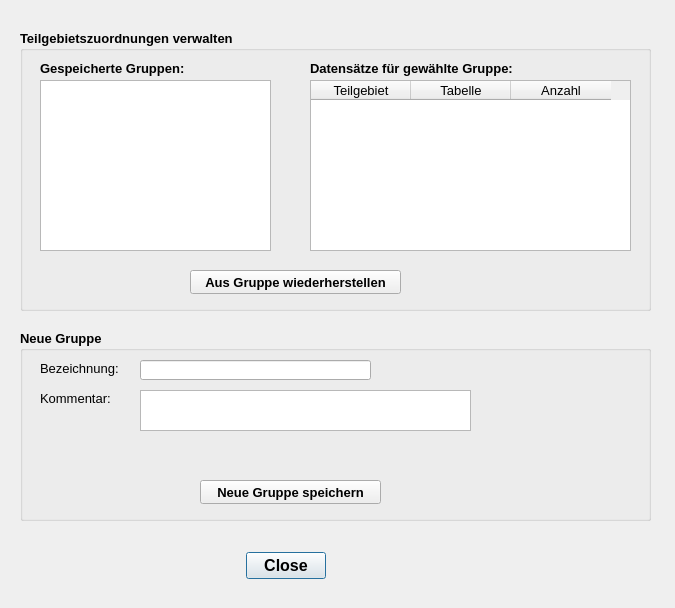
The window that qkan/linkflaechen/res/application_managegroups.ui (hoettges/QKan) describes before a commit, drawn with Qt 5.
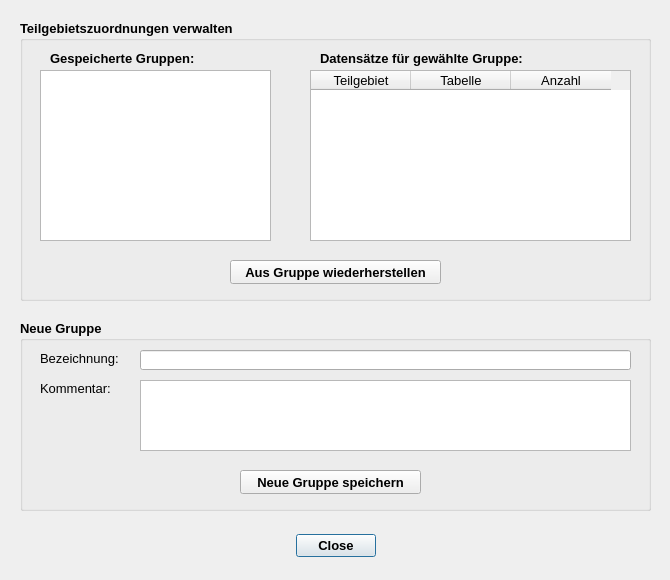
The same window after the commit.

What changed in the file:
```diff
--- a/qkan/linkflaechen/res/application_managegroups.ui
+++ b/qkan/linkflaechen/res/application_managegroups.ui
@@ -6,10 +6,16 @@
    <rect>
     <x>0</x>
     <y>0</y>
-    <width>675</width>
-    <height>608</height>
+    <width>670</width>
+    <height>580</height>
    </rect>
   </property>
+  <property name="minimumSize">
+   <size>
+    <width>670</width>
+    <height>580</height>
+   </size>
+  </property>
   <property name="font">
    <font>
     <family>Tahoma</family>
@@ -21,15 +27,16 @@
   <widget class="QDialogButtonBox" name="button_box">
    <property name="geometry">
     <rect>
-     <x>240</x>
-     <y>550</y>
-     <width>91</width>
+     <x>20</x>
+     <y>530</y>
+     <width>631</width>
      <height>31</height>
     </rect>
    </property>
    <property name="font">
     <font>
-     <pointsize>12</pointsize>
+     <family>Tahoma</family>
+     <pointsize>10</pointsize>
      <weight>75</weight>
      <bold>true</bold>
     </font>
@@ -51,13 +58,14 @@
    <property name="geometry">
     <rect>
      <x>20</x>
-     <y>30</y>
+     <y>20</y>
      <width>631</width>
      <height>281</height>
     </rect>
    </property>
    <property name="font">
     <font>
+     <family>Tahoma</family>
      <pointsize>10</pointsize>
      <weight>75</weight>
      <bold>true</bold>
@@ -77,6 +85,8 @@
     </property>
     <property name="font">
      <font>
+      <family>Tahoma</family>
+      <pointsize>10</pointsize>
       <weight>50</weight>
       <bold>false</bold>
      </font>
@@ -94,7 +104,7 @@
    <widget class="QLabel" name="label">
     <property name="geometry">
      <rect>
-      <x>20</x>
+      <x>30</x>
       <y>30</y>
       <width>171</width>
       <height>16</height>
@@ -115,6 +125,8 @@
     </property>
     <property name="font">
      <font>
+      <family>Tahoma</family>
+      <pointsize>10</pointsize>
       <weight>50</weight>
       <bold>false</bold>
      </font>
@@ -147,7 +159,7 @@
    <widget class="QLabel" name="label_2">
     <property name="geometry">
      <rect>
-      <x>290</x>
+      <x>300</x>
       <y>30</y>
       <width>321</width>
       <height>16</height>
@@ -160,7 +172,7 @@
    <widget class="QPushButton" name="pb_reloadgroup">
     <property name="geometry">
      <rect>
-      <x>170</x>
+      <x>210</x>
       <y>240</y>
       <width>211</width>
       <height>24</height>
@@ -183,13 +195,14 @@
    <property name="geometry">
     <rect>
      <x>20</x>
-     <y>330</y>
+     <y>320</y>
      <width>631</width>
      <height>191</height>
     </rect>
    </property>
    <property name="font">
     <font>
+     <family>Tahoma</family>
      <pointsize>10</pointsize>
      <weight>75</weight>
      <bold>true</bold>
@@ -203,12 +216,14 @@
      <rect>
       <x>120</x>
       <y>30</y>
-      <width>231</width>
+      <width>491</width>
       <height>20</height>
      </rect>
     </property>
     <property name="font">
      <font>
+      <family>Tahoma</family>
+      <pointsize>10</pointsize>
       <weight>50</weight>
       <bold>false</bold>
      </font>
@@ -261,12 +276,14 @@
      <rect>
       <x>120</x>
       <y>60</y>
-      <width>331</width>
-      <height>41</height>
+      <width>491</width>
+      <height>71</height>
      </rect>
     </property>
     <property name="font">
      <font>
+      <family>Tahoma</family>
+      <pointsize>10</pointsize>
       <weight>50</weight>
       <bold>false</bold>
      </font>
@@ -275,7 +292,7 @@
    <widget class="QPushButton" name="pb_storegroup">
     <property name="geometry">
      <rect>
-      <x>180</x>
+      <x>220</x>
       <y>150</y>
       <width>181</width>
       <height>24</height>
```
